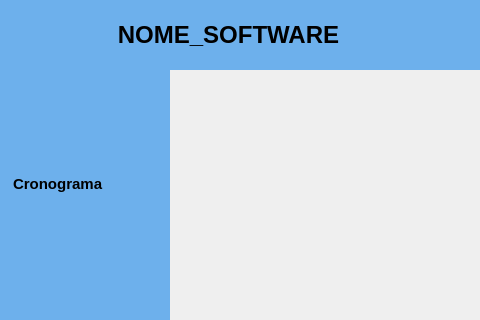
Old version of the form clinica_cpp/mainwindow.ui in the repository juander/Projeto_CPP; both pictures show x 0 to 480 and y 0 to 320 of the 1280 by 745 pixel window.
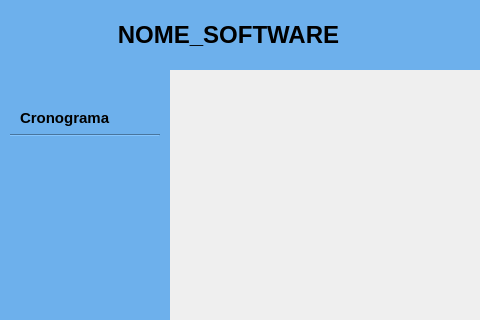
New version of the form.

Patch:
```diff
--- a/clinica_cpp/mainwindow.ui
+++ b/clinica_cpp/mainwindow.ui
@@ -164,8 +164,8 @@
     <widget class="QLabel" name="label_3">
      <property name="geometry">
       <rect>
-       <x>13</x>
-       <y>103</y>
+       <x>20</x>
+       <y>37</y>
        <width>107</width>
        <height>23</height>
       </rect>
@@ -181,6 +181,22 @@
       <string>&lt;html&gt;&lt;head/&gt;&lt;body&gt;&lt;p&gt;&lt;span style=&quot; font-size:11pt; color:#000000;&quot;&gt;Cronograma&lt;/span&gt;&lt;/p&gt;&lt;/body&gt;&lt;/html&gt;</string>
      </property>
     </widget>
+    <widget class="Line" name="line">
+     <property name="geometry">
+      <rect>
+       <x>10</x>
+       <y>64</y>
+       <width>150</width>
+       <height>3</height>
+      </rect>
+     </property>
+     <property name="styleSheet">
+      <string notr="true">color:rgb(109, 176, 236)</string>
+     </property>
+     <property name="orientation">
+      <enum>Qt::Orientation::Horizontal</enum>
+     </property>
+    </widget>
    </widget>
    <zorder>frame_2</zorder>
    <zorder>btnCadastrar</zorder>
```
